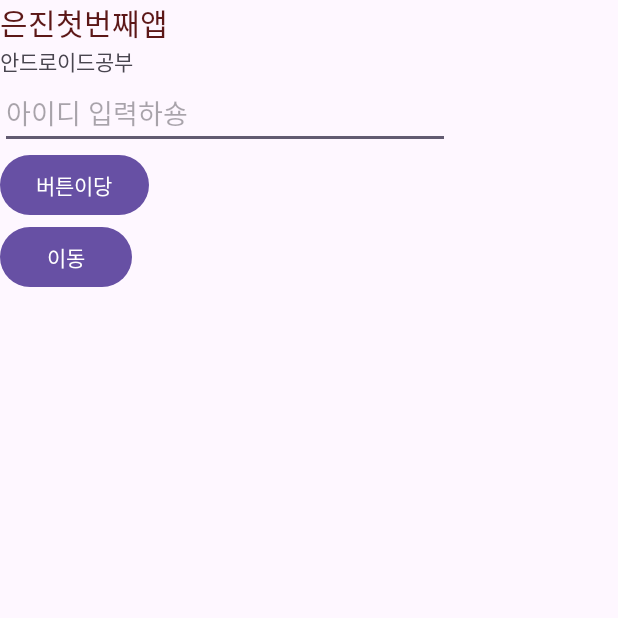
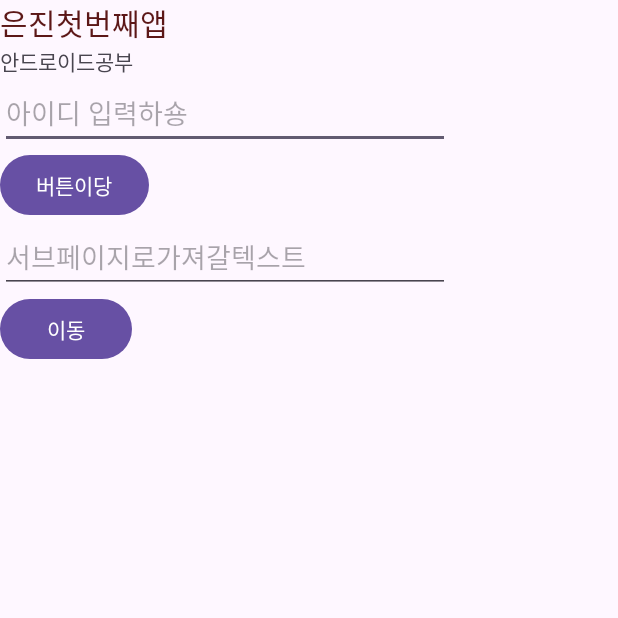
Before and after one commit to EunJinPark98/Android_Study, an Android app built with Jetpack Compose: the screen it shows after launch (MainActivity), on a phone screen of 412 x 824 dp, the top half of it. Run offline under Robolectric (Android 15) with nearby library versions, the phone set to English and light mode, and no system bars.

```diff
--- a/app/src/main/java/com/example/firstapp/MainActivity.java
+++ b/app/src/main/java/com/example/firstapp/MainActivity.java
@@ -13,7 +13,10 @@ public class MainActivity extends AppCompatActivity {
     EditText et_id;
     Button btn_test;
 
+
     private Button btn_move;
+    private EditText et_str;
+    private String str;
 
 
     @Override
@@ -31,11 +34,16 @@ public class MainActivity extends AppCompatActivity {
             }
         });
 
+        et_str = findViewById(R.id.et_str);
+
+
         btn_move = findViewById(R.id.btn_move);
         btn_move.setOnClickListener(new View.OnClickListener() {
             @Override
             public void onClick(View v) {
+                str = et_str.getText().toString();
                 Intent intent = new Intent(MainActivity.this , SubActivity.class);
+                intent.putExtra("str", str);
                 startActivity(intent);
             }
         });
--- a/app/src/main/res/layout/activity_main.xml
+++ b/app/src/main/res/layout/activity_main.xml
@@ -31,6 +31,12 @@
         android:layout_height="wrap_content"
         android:text="버튼이당" />
 
+    <EditText
+        android:id="@+id/et_str"
+        android:layout_width="300dp"
+        android:layout_height="wrap_content"
+        android:hint="서브페이지로가져갈텍스트" />
+
     <Button
         android:id="@+id/btn_move"
         android:layout_width="wrap_content"
--- a/app/src/main/res/layout/activity_sub.xml
+++ b/app/src/main/res/layout/activity_sub.xml
@@ -7,6 +7,7 @@
     tools:context=".SubActivity">
 
     <TextView
+        android:id="@+id/tv_sub"
         android:layout_width="wrap_content"
         android:layout_height="wrap_content"
         android:textSize="30sp"
```
Also changed, not shown: app/src/main/java/com/example/firstapp/SubActivity.java (+11 -0 lines).
